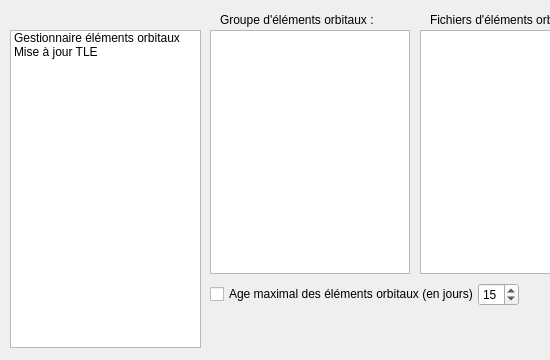
Old version of the form src/interface/outils/outils.ui in the repository mconsidine/previsat_archive; both pictures show x 0 to 550 and y 0 to 360 of the 960 by 360 pixel window.
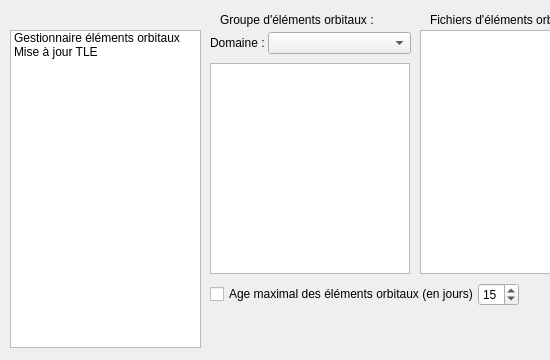
New version of the form.

The edit to the form file:
```diff
--- a/src/interface/outils/outils.ui
+++ b/src/interface/outils/outils.ui
@@ -354,9 +354,9 @@
      <property name="geometry">
       <rect>
        <x>0</x>
-       <y>18</y>
+       <y>51</y>
        <width>200</width>
-       <height>244</height>
+       <height>211</height>
       </rect>
      </property>
      <property name="font">
@@ -372,6 +372,41 @@
       <enum>Qt::ScrollBarAlwaysOff</enum>
      </property>
     </widget>
+    <widget class="QWidget" name="formLayoutWidget_13">
+     <property name="geometry">
+      <rect>
+       <x>0</x>
+       <y>20</y>
+       <width>201</width>
+       <height>24</height>
+      </rect>
+     </property>
+     <layout class="QFormLayout" name="formLayout_gestionnaireTLE4">
+      <property name="horizontalSpacing">
+       <number>3</number>
+      </property>
+      <property name="verticalSpacing">
+       <number>0</number>
+      </property>
+      <item row="0" column="0">
+       <widget class="QLabel" name="lbl_serveur">
+        <property name="font">
+         <font/>
+        </property>
+        <property name="text">
+         <string>Domaine :</string>
+        </property>
+       </widget>
+      </item>
+      <item row="0" column="1">
+       <widget class="QComboBox" name="serveur">
+        <property name="currentText">
+         <string notr="true"/>
+        </property>
+       </widget>
+      </item>
+     </layout>
+    </widget>
    </widget>
    <widget class="QWidget" name="miseAJourTLE">
     <widget class="QTabWidget" name="majTLE">
```
